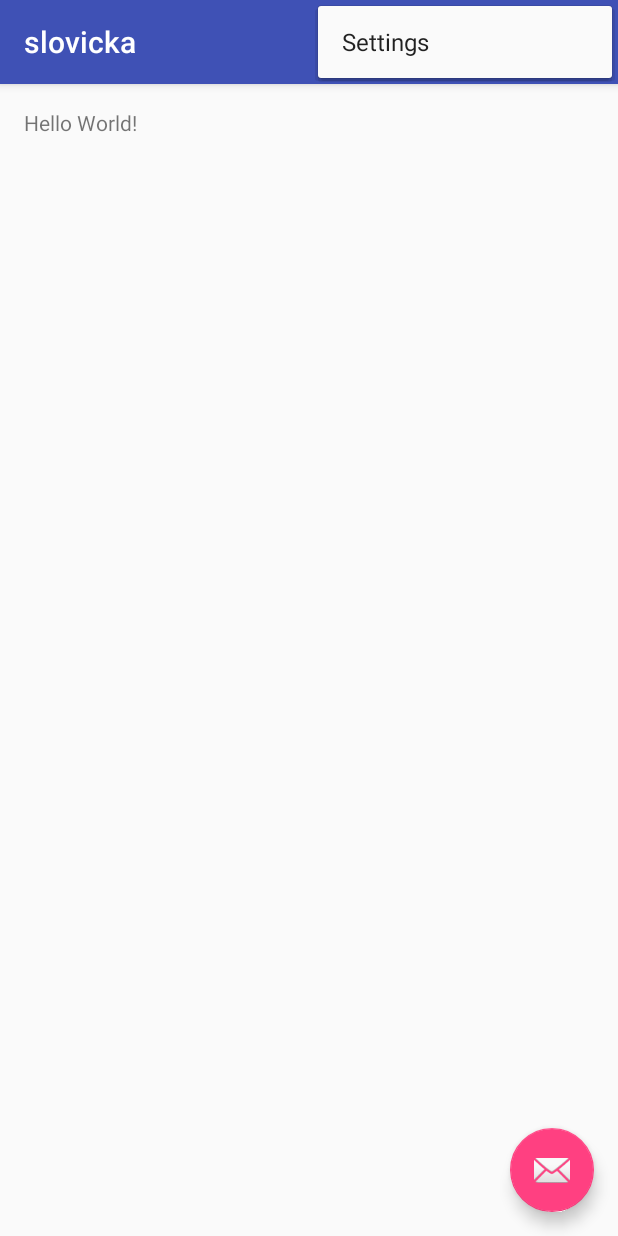
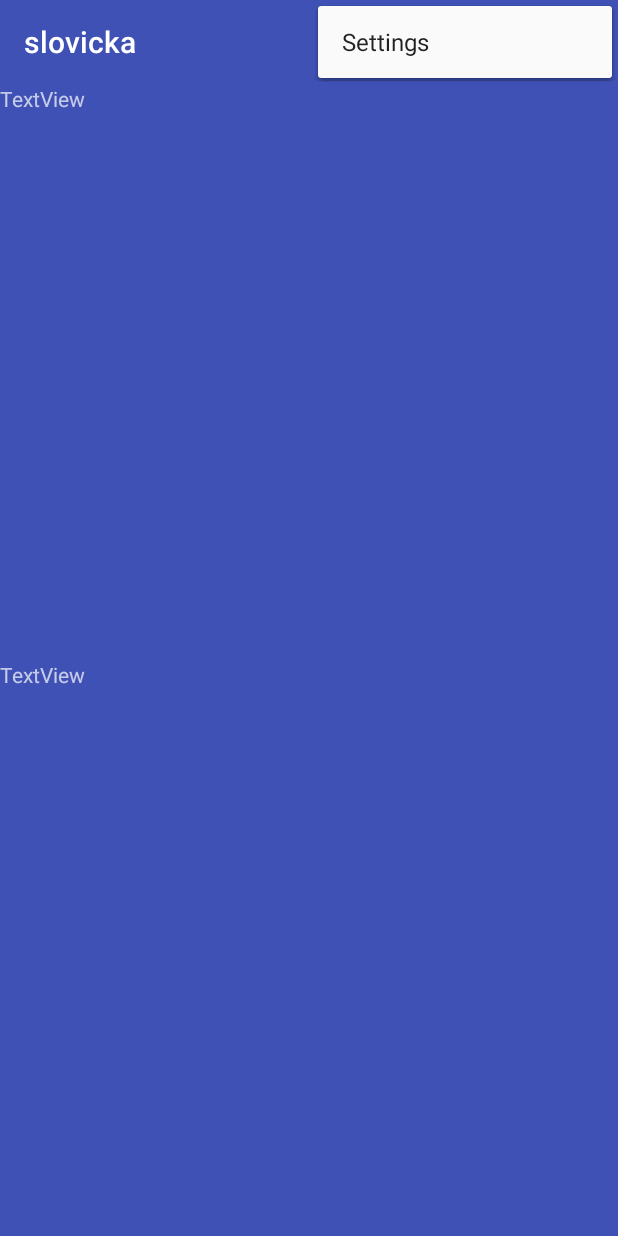
Before and after one commit to Texis1/slovicka, an Android app: the screen it shows after launch (MainActivity), with the options menu open, on a phone screen of 412 x 824 dp. Run offline under Robolectric (Android 15) with nearby library versions, the phone set to English and light mode, and no system bars; 3 statements that could not run were skipped.

Commit message:
Second commit - adjusted layout

```diff
--- a/app/src/main/java/eu/ciganek/slovicka/MainActivity.java
+++ b/app/src/main/java/eu/ciganek/slovicka/MainActivity.java
@@ -36,16 +36,7 @@ public class MainActivity extends AppCompatActivity {
         Toolbar toolbar = (Toolbar) findViewById(R.id.toolbar);
         setSupportActionBar(toolbar);
 
-        FloatingActionButton fab = (FloatingActionButton) findViewById(R.id.fab);
-        fab.setOnClickListener(new View.OnClickListener() {
-            @Override
-            public void onClick(View view) {
-                Snackbar.make(view, "Replace with your own action", Snackbar.LENGTH_LONG)
-                        .setAction("Action", null).show();
-            }
-        });
-
-        // ATTENTION: This was auto-generated to implement the App Indexing API.
+             // ATTENTION: This was auto-generated to implement the App Indexing API.
         // See https://g.co/AppIndexing/AndroidStudio for more information.
         client = new GoogleApiClient.Builder(this).addApi(AppIndex.API).build();
     }
@@ -91,14 +82,7 @@ public class MainActivity extends AppCompatActivity {
     @Override
     public void onStart() {
         super.onStart();
-        Context context = getApplicationContext();
-        TextView text = (TextView) findViewById(R.id.text);
-        FileSource data = new FileSource(context);
-        ArrayList<Pair<String,String>> obsah = data.couples;
-        Random r = new Random();
-        int index = r.nextInt(obsah.size()-1);
 
-        text.setText(String.format("Ahééjo: %s %s", obsah.get(index).first, obsah.get(index).second));
         // ATTENTION: This was auto-generated to implement the App Indexing API.
         // See https://g.co/AppIndexing/AndroidStudio for more information.
         client.connect();
@@ -114,4 +98,15 @@ public class MainActivity extends AppCompatActivity {
         AppIndex.AppIndexApi.end(client, getIndexApiAction());
         client.disconnect();
     }
+
+    public void zobraz(View view) {
+        Context context = getApplicationContext();
+        TextView text = (TextView) findViewById(R.id.text);
+        FileSource data = new FileSource(context);
+        ArrayList<Pair<String,String>> obsah = data.couples;
+        Random r = new Random();
+        int index = r.nextInt(obsah.size()-1);
+
+        text.setText(String.format("EN: %s CZ: %s", obsah.get(index).first, obsah.get(index).second));
+    }
 }
--- a/app/src/main/res/layout/activity_main.xml
+++ b/app/src/main/res/layout/activity_main.xml
@@ -9,7 +9,7 @@
 
     <android.support.design.widget.AppBarLayout
         android:layout_width="match_parent"
-        android:layout_height="wrap_content"
+        android:layout_height="match_parent"
         android:theme="@style/AppTheme.AppBarOverlay">
 
         <android.support.v7.widget.Toolbar
@@ -19,16 +19,29 @@
             android:background="?attr/colorPrimary"
             app:popupTheme="@style/AppTheme.PopupOverlay" />
 
+        <LinearLayout
+            android:orientation="vertical"
+            android:layout_width="match_parent"
+            android:layout_height="match_parent"
+            android:weightSum="2">
+
+            <TextView
+                android:text="TextView"
+                android:layout_width="match_parent"
+                android:layout_height="match_parent"
+                android:id="@+id/en"
+                android:elevation="0dp"
+                android:layout_weight="1" />
+
+            <TextView
+                android:text="TextView"
+                android:layout_width="match_parent"
+                android:id="@+id/cz"
+                android:layout_weight="1"
+                android:layout_height="match_parent" />
+        </LinearLayout>
+
     </android.support.design.widget.AppBarLayout>
 
-    <include layout="@layout/content_main" />
-
-    <android.support.design.widget.FloatingActionButton
-        android:id="@+id/fab"
-        android:layout_width="wrap_content"
-        android:layout_height="wrap_content"
-        android:layout_gravity="bottom|end"
-        android:layout_margin="@dimen/fab_margin"
-        app:srcCompat="@android:drawable/ic_dialog_email" />
 
 </android.support.design.widget.CoordinatorLayout>
--- a/app/src/main/res/layout/content_main.xml
+++ /dev/null
@@ -1,21 +0,0 @@
-<?xml version="1.0" encoding="utf-8"?>
-<RelativeLayout xmlns:android="http://schemas.android.com/apk/res/android"
-    xmlns:app="http://schemas.android.com/apk/res-auto"
-    xmlns:tools="http://schemas.android.com/tools"
-    android:id="@+id/content_main"
-    android:layout_width="match_parent"
-    android:layout_height="match_parent"
-    android:paddingBottom="@dimen/activity_vertical_margin"
-    android:paddingLeft="@dimen/activity_horizontal_margin"
-    android:paddingRight="@dimen/activity_horizontal_margin"
-    android:paddingTop="@dimen/activity_vertical_margin"
-    app:layout_behavior="@string/appbar_scrolling_view_behavior"
-    tools:context="eu.ciganek.slovicka.MainActivity"
-    tools:showIn="@layout/activity_main">
-
-    <TextView
-        android:layout_width="wrap_content"
-        android:layout_height="wrap_content"
-        android:text="Hello World!"
-        android:id="@+id/text" />
-</RelativeLayout>
```
